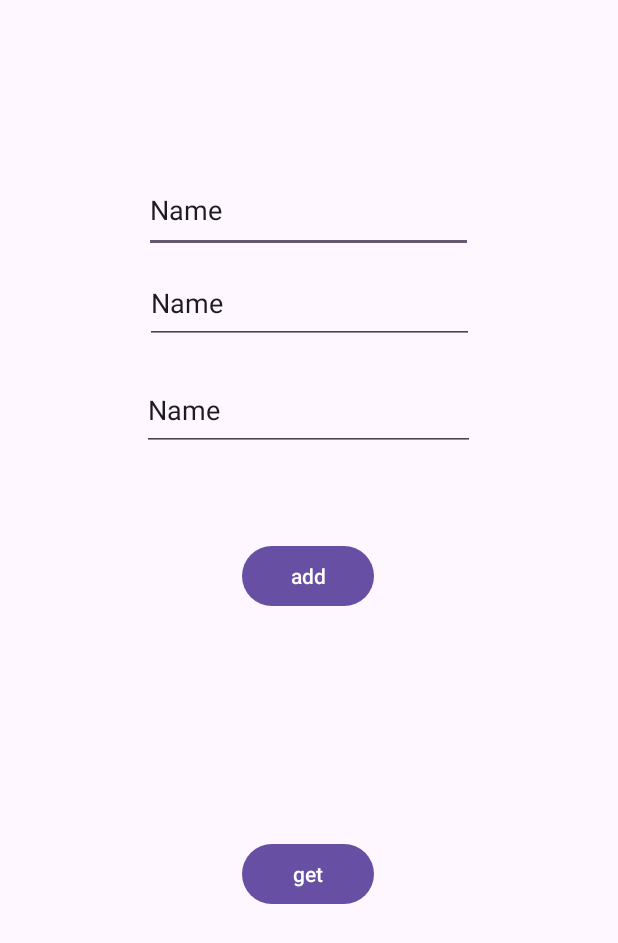
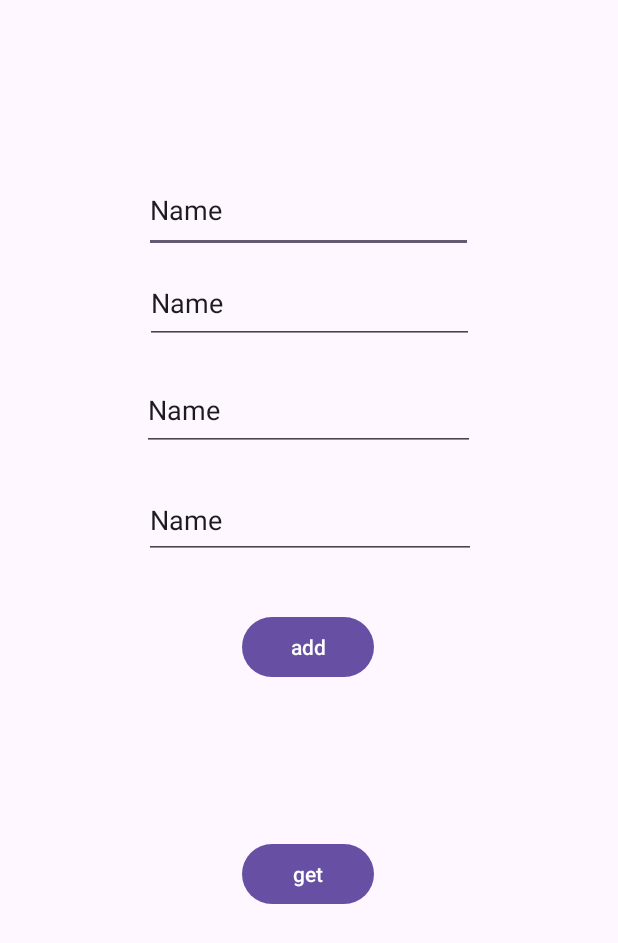
Before and after one commit to Mackintac/COMP3025-Assignment2-v2, an Android app: the MainActivity screen opened directly, with no data from a screen before it, on a phone screen of 412 x 824 dp. Shown: the top 943 px of the screen. Run offline under Robolectric (Android 15) with nearby library versions, the phone set to English and light mode, and no system bars; our stand-ins replace Firebase (no records; nobody signed in at launch, a user with empty details on screens opened directly).

```diff
--- a/app/build.gradle.kts
+++ b/app/build.gradle.kts
@@ -52,6 +52,7 @@ dependencies {
     implementation(libs.googleid)
     implementation(libs.firebase.firestore)
     implementation(libs.androidx.recyclerview)
+    implementation(libs.glide)
     testImplementation(libs.junit)
     androidTestImplementation(libs.androidx.junit)
     androidTestImplementation(libs.androidx.espresso.core)
--- a/app/src/main/java/ca/georgiancollege/assignment2v2/MovieList.kt
+++ b/app/src/main/java/ca/georgiancollege/assignment2v2/MovieList.kt
@@ -36,7 +36,6 @@ class MovieList : AppCompatActivity() {
         collectionReference = db.collection("movies")
 
         movieList = ArrayList<MovieModel>()
-        val movieData = intent.getStringExtra("movie data")
 
         myAdapter = MyAdapter(movieList, this)
         binding.recyclerView.layoutManager = LinearLayoutManager(this)
--- a/app/src/main/java/ca/georgiancollege/assignment2v2/MyAdapter.kt
+++ b/app/src/main/java/ca/georgiancollege/assignment2v2/MyAdapter.kt
@@ -6,6 +6,7 @@ import android.view.LayoutInflater
 import android.view.View
 import android.view.ViewGroup
 import androidx.recyclerview.widget.RecyclerView
+import com.bumptech.glide.Glide
 
 class MyAdapter(private var movies: List<MovieModel>, private var context: Context) :
     RecyclerView.Adapter<MyViewHolder>() {
@@ -27,12 +28,11 @@ class MyAdapter(private var movies: List<MovieModel>, private var context: Conte
         var movie: MovieModel = movies.get(position)
         holder.title.setText(movie.getTitle())
         holder.year.setText(movie.getYear())
-        holder.imageView.(movie.getPoster())
+        Glide.with(context).load(movie.getPoster()).into(holder.imageView)
         holder.rating.setText(movie.getRating())
 
         holder.itemView.setOnClickListener {
             val intent = Intent(context, MovieList::class.java)
-            intent.putExtra("title", movie.getTitle())
             context.startActivity(intent)
         }
     }
--- a/app/src/main/res/layout/activity_main.xml
+++ b/app/src/main/res/layout/activity_main.xml
@@ -17,7 +17,7 @@
         app:layout_constraintHorizontal_bias="0.498"
         app:layout_constraintStart_toStartOf="parent"
         app:layout_constraintTop_toTopOf="parent"
-        app:layout_constraintVertical_bias="0.464" />
+        app:layout_constraintVertical_bias="0.525" />
 
     <Button
         android:id="@+id/getDataButton"
@@ -46,7 +46,7 @@
         app:layout_constraintVertical_bias="0.145" />
 
     <EditText
-        android:id="@+id/directorEditText"
+        android:id="@+id/ratingEditText"
         android:layout_width="219dp"
         android:layout_height="54dp"
         android:ems="10"
@@ -72,4 +72,18 @@
         app:layout_constraintTop_toTopOf="parent"
         app:layout_constraintVertical_bias="0.32" />
 
+    <EditText
+        android:id="@+id/posterEditText"
+        android:layout_width="221dp"
+        android:layout_height="52dp"
+        android:ems="10"
+        android:inputType="text"
+        android:text="Name"
+        app:layout_constraintBottom_toBottomOf="parent"
+        app:layout_constraintEnd_toEndOf="parent"
+        app:layout_constraintHorizontal_bias="0.505"
+        app:layout_constraintStart_toStartOf="parent"
+        app:layout_constraintTop_toTopOf="parent"
+        app:layout_constraintVertical_bias="0.415" />
+
 </androidx.constraintlayout.widget.ConstraintLayout>
--- a/app/src/main/res/layout/activity_movie_list.xml
+++ b/app/src/main/res/layout/activity_movie_list.xml
@@ -9,8 +9,8 @@
 
     <androidx.recyclerview.widget.RecyclerView
         android:id="@+id/recyclerView"
-        android:layout_width="304dp"
-        android:layout_height="647dp"
+        android:layout_width="407dp"
+        android:layout_height="729dp"
         app:layout_constraintBottom_toBottomOf="parent"
         app:layout_constraintEnd_toEndOf="parent"
         app:layout_constraintStart_toStartOf="parent"
--- a/gradle/libs.versions.toml
+++ b/gradle/libs.versions.toml
@@ -1,5 +1,6 @@
 [versions]
 agp = "8.10.0"
+glide = "4.16.0"
 kotlin = "2.0.21"
 coreKtx = "1.16.0"
 junit = "4.13.2"
@@ -19,6 +20,7 @@ recyclerview = "1.4.0"
 
 [libraries]
 androidx-core-ktx = { group = "androidx.core", name = "core-ktx", version.ref = "coreKtx" }
+glide = { module = "com.github.bumptech.glide:glide", version.ref = "glide" }
 junit = { group = "junit", name = "junit", version.ref = "junit" }
 androidx-junit = { group = "androidx.test.ext", name = "junit", version.ref = "junitVersion" }
 androidx-espresso-core = { group = "androidx.test.espresso", name = "espresso-core", version.ref = "espressoCore" }
```
Also changed, not shown: app/src/main/java/ca/georgiancollege/assignment2v2/MainActivity.kt (+5 -15 lines).
